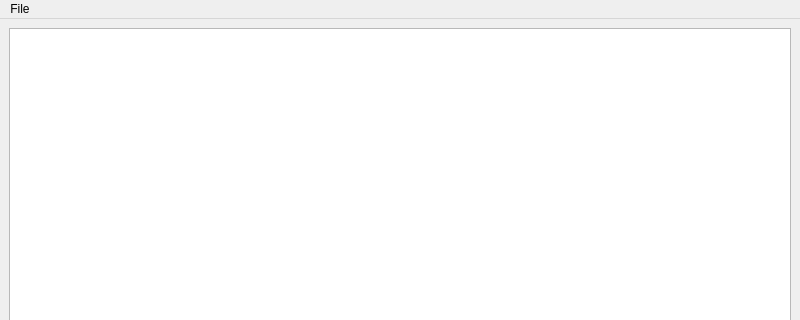
First picture: the form in main.ui, repository jonahmajumder/bookmarker, before the edit; both pictures show x 0 to 800 and y 0 to 320 of the 800 by 600 pixel window.
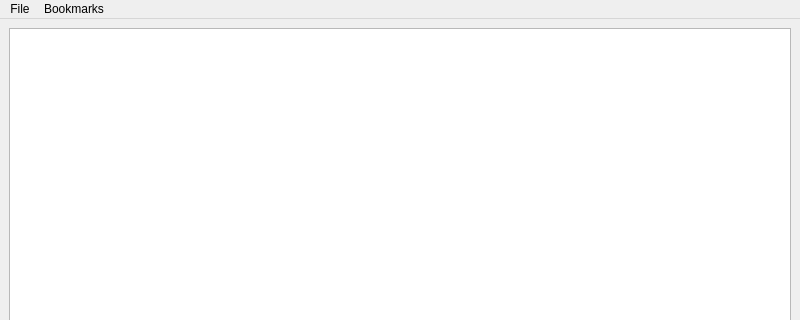
Second picture: the form after the edit.

Commit message: made pdfviewer and bookmarkmodel into subclassed widgets

Diff of the .ui file:
```diff
--- a/main.ui
+++ b/main.ui
@@ -53,7 +53,15 @@
     <addaction name="separator"/>
     <addaction name="actionQuit"/>
    </widget>
+   <widget class="QMenu" name="menuBookmark">
+    <property name="title">
+     <string>Bookmarks</string>
+    </property>
+    <addaction name="actionNewBookmark"/>
+    <addaction name="actionClearBookmarks"/>
+   </widget>
    <addaction name="menuFile"/>
+   <addaction name="menuBookmark"/>
   </widget>
   <widget class="QStatusBar" name="statusbar"/>
   <action name="actionOpen">
```
Left out of the diff: 22 changed lines with no effect on the pictures. The commit also changes 6 other files.
